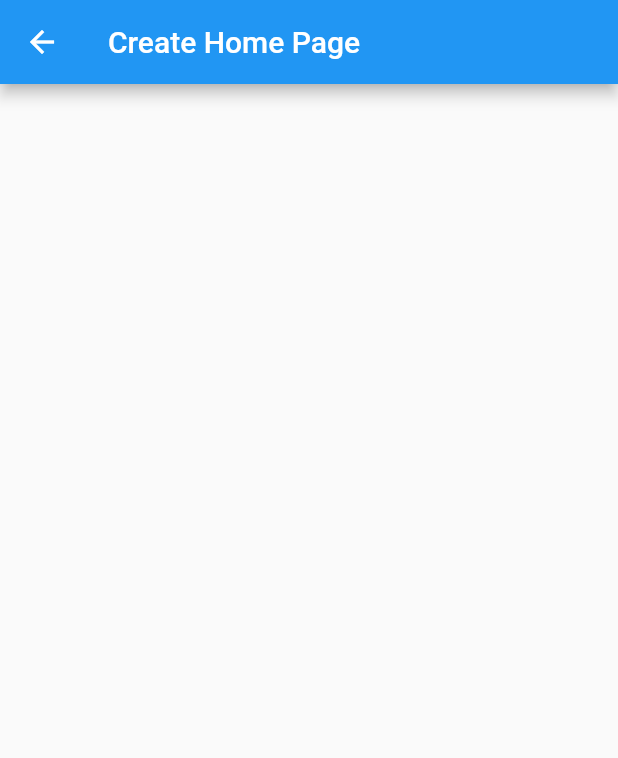
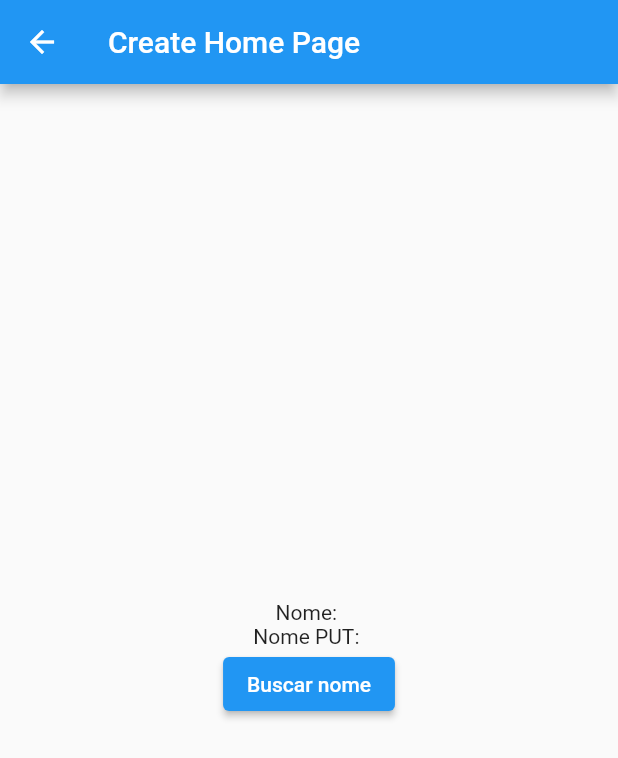
Before and after one commit to leozero3/get_dependencias, a Flutter app: the CreateHomePage screen opened by its route, on a phone screen of 412 x 824 dp. Shown: the top 758 px of the screen. Run offline on Flutter 3.47's test engine with Material 2 defaults, Android fonts, the phone set to English and light mode, and no system bars; our stand-ins replace get, shared_preferences; accounts and stored records are empty.

Commit message:
crete - final

```diff
--- a/lib/main.dart
+++ b/lib/main.dart
@@ -20,7 +20,8 @@ class MyApp extends StatelessWidget {
         GetPage(name: '/metodos', page: () => const MetodosHomePage(),children: [
           GetPage(name: '/put', page: () => const PutPage()),
           GetPage(name: '/lazyPut', page: () =>  LazyPutPage()),
-          GetPage(name: '/putAsync', page: () =>  CreateHomePage()),
+          GetPage(name: '/putAsync', page: () =>  PutAsyncPage()),
+          GetPage(name: '/create', page: () =>  CreateHomePage()),
         ]),
 
       ],
--- a/lib/pages/metodos/create/create_controller.dart
+++ b/lib/pages/metodos/create/create_controller.dart
@@ -1,3 +1,8 @@
 class CreateController {
 
+  String nome = DateTime.now().toIso8601String();
+
+  CreateController(){
+    print('criando instancia de CreateController');
+  }
 }
--- a/lib/pages/metodos/create/create_home_page.dart
+++ b/lib/pages/metodos/create/create_home_page.dart
@@ -1,15 +1,45 @@
 import 'package:flutter/material.dart';
-//create_home_page
+import 'package:get/get.dart';
+import 'package:get_dependencias/pages/metodos/create/create_controller.dart';
 
-class CreateHomePage extends StatelessWidget {
-  const CreateHomePage({Key? key}) : super(key: key);
+class CreateHomePage extends StatefulWidget {
+  CreateHomePage({Key? key}) : super(key: key) {
+    Get.create(() => CreateController());
+    Get.put(CreateController(), tag: 'put');
+  }
+
+  @override
+  State<CreateHomePage> createState() => _CreateHomePageState();
+}
+
+class _CreateHomePageState extends State<CreateHomePage> {
+  String nome = '';
+  String nomePut = '';
 
   @override
   Widget build(BuildContext context) {
     return Scaffold(
       appBar: AppBar(
-          title: const Text('Create Home Page'),
-          ),
+        title: const Text('Create Home Page'),
+      ),
+      body: Center(
+        child: Column(
+          mainAxisAlignment: MainAxisAlignment.center,
+          children: [
+            Text('Nome: $nome'),
+            Text('Nome PUT: $nomePut'),
+            ElevatedButton(
+              onPressed: () {
+                setState(() {
+                  nome = Get.find<CreateController>().nome;
+                  nomePut = Get.find<CreateController>(tag: 'put').nome;
+                });
+              },
+              child: const Text('Buscar nome'),
+            ),
+          ],
+        ),
+      ),
     );
   }
 }
--- a/lib/pages/metodos/put/put_page.dart
+++ b/lib/pages/metodos/put/put_page.dart
@@ -1,7 +1,7 @@
 import 'package:flutter/material.dart';
 import 'package:get/get.dart';
 import 'package:get_dependencias/pages/metodos/put/put_controller.dart';
-import 'package:get_dependencias/pages/metodos/put/put_controllerPermanent.dart';
+import 'package:get_dependencias/pages/metodos/put/put_controller_permanent.dart';
 import 'package:get_dependencias/pages/metodos/put/put_controller_tag.dart';
 //put_page
 
--- a/pubspec.yaml
+++ b/pubspec.yaml
@@ -7,7 +7,7 @@ publish_to: 'none' # Remove this line if you wish to publish to pub.dev
 version: 1.0.0+1
 
 environment:
-  sdk: ">=2.17.6 <3.0.0"
+  sdk: ">=2.17.1 <3.0.0"
 
 dependencies:
   flutter:
```
Also changed, not shown: lib/pages/metodos/put/put_controller_permanent.dart (renamed from lib/pages/metodos/put/put_controllerPermanent.dart).
